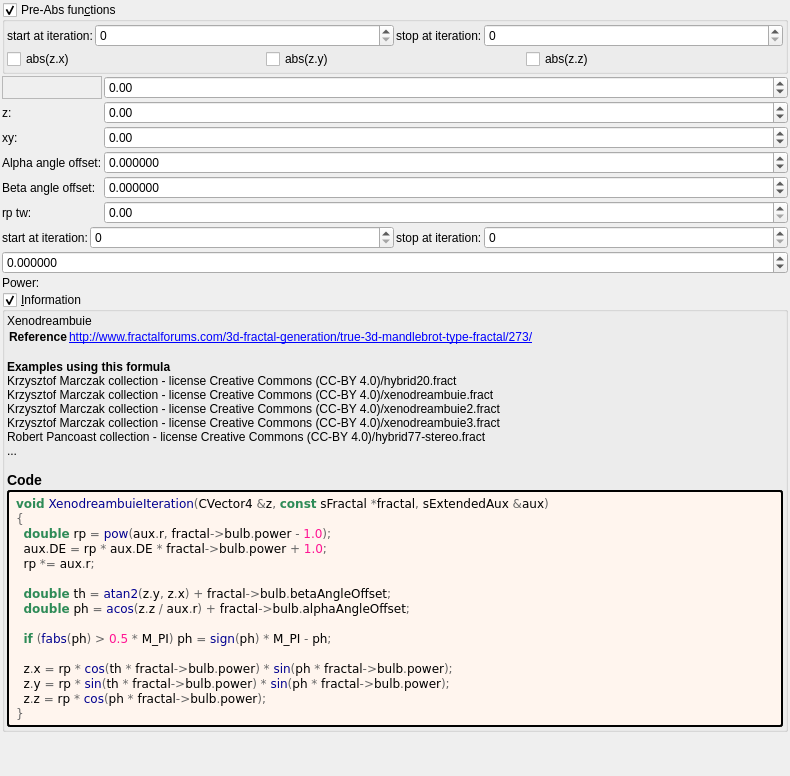
This is mandelbulber2/formula/ui/xenodreambuie_v3.ui in buddhi1980/mandelbulber2 as Qt 5 draws it before an edit. The edited form follows.
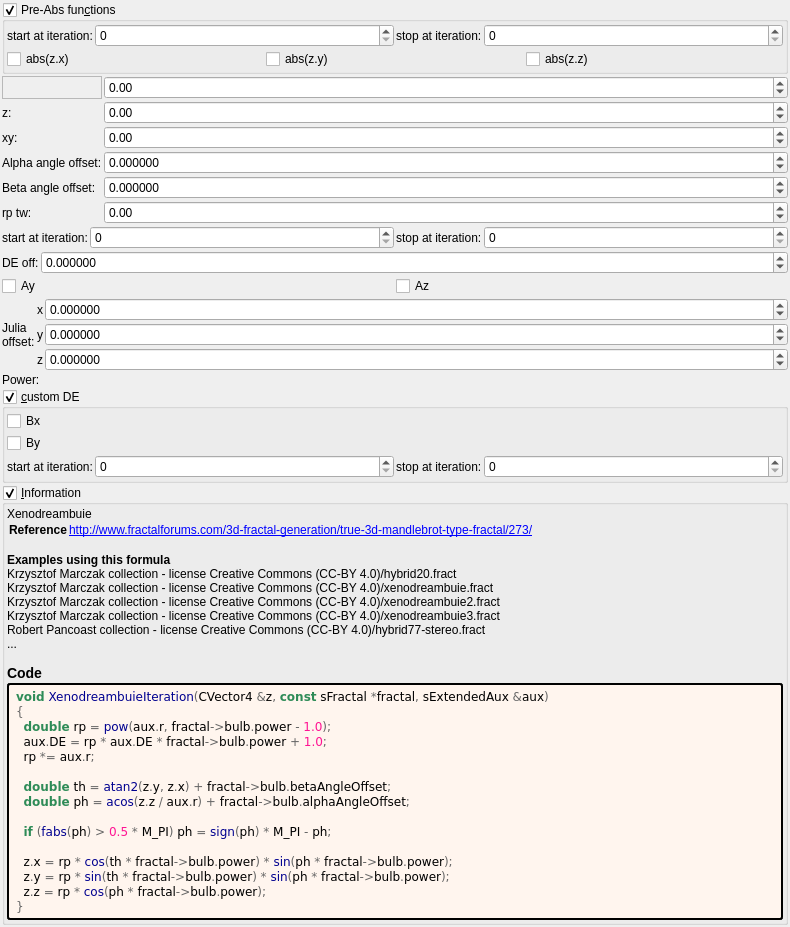
This is the edited form. Custom widgets are drawn as their Qt base class.

Diff of the .ui file:
```diff
--- a/mandelbulber2/formula/ui/xenodreambuie_v3.ui
+++ b/mandelbulber2/formula/ui/xenodreambuie_v3.ui
@@ -7,7 +7,7 @@
     <x>0</x>
     <y>0</y>
     <width>790</width>
-    <height>776</height>
+    <height>863</height>
    </rect>
   </property>
   <property name="windowTitle">
@@ -210,10 +210,10 @@
         <number>2</number>
        </property>
        <property name="minimum">
-        <double>0.000000000000000</double>
+        <double>-99.989999999999995</double>
        </property>
        <property name="maximum">
-        <double>1000.000000000000000</double>
+        <double>99.989999999999995</double>
        </property>
        <property name="singleStep">
         <double>0.100000000000000</double>
@@ -402,32 +402,181 @@
     </layout>
    </item>
    <item>
-    <widget class="MyDoubleSpinBox" name="spinbox_analyticDE_offset_1">
-     <property name="sizePolicy">
-      <sizepolicy hsizetype="Minimum" vsizetype="Maximum">
-       <horstretch>0</horstretch>
-       <verstretch>0</verstretch>
-      </sizepolicy>
+    <layout class="QHBoxLayout" name="horizontalLayout_23" stretch="0,1">
+     <item>
+      <widget class="QLabel" name="label_14">
+       <property name="text">
+        <string>DE off:</string>
+       </property>
+      </widget>
+     </item>
+     <item>
+      <widget class="MyDoubleSpinBox" name="spinbox_analyticDE_offset_1">
+       <property name="sizePolicy">
+        <sizepolicy hsizetype="Minimum" vsizetype="Maximum">
+         <horstretch>0</horstretch>
+         <verstretch>0</verstretch>
+        </sizepolicy>
+       </property>
+       <property name="prefix">
+        <string/>
+       </property>
+       <property name="suffix">
+        <string/>
+       </property>
+       <property name="decimals">
+        <number>6</number>
+       </property>
+       <property name="minimum">
+        <double>-99.989999999999995</double>
+       </property>
+       <property name="maximum">
+        <double>99.989999999999995</double>
+       </property>
+       <property name="singleStep">
+        <double>0.100000000000000</double>
+       </property>
+      </widget>
+     </item>
+    </layout>
+   </item>
+   <item>
+    <layout class="QHBoxLayout" name="horizontalLayout_24" stretch="0,0">
+     <item>
+      <widget class="MyCheckBox" name="checkBox_transf_function_enabledAy_false">
+       <property name="text">
+        <string notr="true">Ay</string>
+       </property>
+      </widget>
+     </item>
+     <item>
+      <widget class="MyCheckBox" name="checkBox_transf_function_enabledAz_false">
+       <property name="text">
+        <string notr="true">Az</string>
+       </property>
+      </widget>
+     </item>
+    </layout>
+   </item>
+   <item>
+    <layout class="QGridLayout" name="gridLayout_14" columnstretch="0,0,1">
+     <property name="spacing">
+      <number>2</number>
      </property>
-     <property name="prefix">
-      <string/>
-     </property>
-     <property name="suffix">
-      <string/>
-     </property>
-     <property name="decimals">
-      <number>6</number>
-     </property>
-     <property name="minimum">
-      <double>-99.989999999999995</double>
-     </property>
-     <property name="maximum">
-      <double>99.989999999999995</double>
-     </property>
-     <property name="singleStep">
-      <double>0.100000000000000</double>
-     </property>
-    </widget>
+     <item row="2" column="2">
+      <widget class="MyDoubleSpinBox" name="spinbox3_transf_offset_000_z">
+       <property name="sizePolicy">
+        <sizepolicy hsizetype="Minimum" vsizetype="Maximum">
+         <horstretch>0</horstretch>
+         <verstretch>0</verstretch>
+        </sizepolicy>
+       </property>
+       <property name="prefix">
+        <string/>
+       </property>
+       <property name="suffix">
+        <string/>
+       </property>
+       <property name="decimals">
+        <number>6</number>
+       </property>
+       <property name="minimum">
+        <double>-99.989999999999995</double>
+       </property>
+       <property name="maximum">
+        <double>99.989999999999995</double>
+       </property>
+       <property name="singleStep">
+        <double>0.100000000000000</double>
+       </property>
+      </widget>
+     </item>
+     <item row="1" column="2">
+      <widget class="MyDoubleSpinBox" name="spinbox3_transf_offset_000_y">
+       <property name="sizePolicy">
+        <sizepolicy hsizetype="Minimum" vsizetype="Maximum">
+         <horstretch>0</horstretch>
+         <verstretch>0</verstretch>
+        </sizepolicy>
+       </property>
+       <property name="prefix">
+        <string/>
+       </property>
+       <property name="suffix">
+        <string/>
+       </property>
+       <property name="decimals">
+        <number>6</number>
+       </property>
+       <property name="minimum">
+        <double>-99.989999999999995</double>
+       </property>
+       <property name="maximum">
+        <double>99.989999999999995</double>
+       </property>
+       <property name="singleStep">
+        <double>0.100000000000000</double>
+       </property>
+      </widget>
+     </item>
+     <item row="0" column="2">
+      <widget class="MyDoubleSpinBox" name="spinbox3_transf_offset_000_x">
+       <property name="sizePolicy">
+        <sizepolicy hsizetype="Minimum" vsizetype="Maximum">
+         <horstretch>0</horstretch>
+         <verstretch>0</verstretch>
+        </sizepolicy>
+       </property>
+       <property name="prefix">
+        <string/>
+       </property>
+       <property name="suffix">
+        <string/>
+       </property>
+       <property name="decimals">
+        <number>6</number>
+       </property>
+       <property name="minimum">
+        <double>-99.989999999999995</double>
+       </property>
+       <property name="maximum">
+        <double>99.989999999999995</double>
+       </property>
+       <property name="singleStep">
+        <double>0.100000000000000</double>
+       </property>
+      </widget>
+     </item>
+     <item row="0" column="1">
+      <widget class="QLabel" name="label_114">
+       <property name="text">
+        <string notr="true">x</string>
+       </property>
+      </widget>
+     </item>
+     <item row="1" column="1">
+      <widget class="QLabel" name="label_120">
+       <property name="text">
+        <string notr="true">y</string>
+       </property>
+      </widget>
+     </item>
+     <item row="2" column="1">
+      <widget class="QLabel" name="label_121">
+       <property name="text">
+        <string notr="true">z</string>
+       </property>
+      </widget>
+     </item>
+     <item row="0" column="0" rowspan="3">
+      <widget class="QLabel" name="label_263">
+       <property name="text">
+        <string>Julia
+offset:</string>
+       </property>
+      </widget>
+     </item>
+    </layout>
    </item>
    <item>
     <widget class="QLabel" name="label_12">
@@ -436,6 +585,97 @@
      </property>
     </widget>
    </item>
+   <item>
+    <widget class="MyGroupBox" name="groupCheck_transf_function_enabledC_false">
+     <property name="title">
+      <string>&amp;custom DE</string>
+     </property>
+     <property name="checkable">
+      <bool>true</bool>
+     </property>
+     <layout class="QVBoxLayout" name="verticalLayout_11" stretch="0,0,0">
+      <property name="spacing">
+       <number>2</number>
+      </property>
+      <property name="leftMargin">
+       <number>2</number>
+      </property>
+      <property name="topMargin">
+       <number>2</number>
+      </property>
+      <property name="rightMargin">
+       <number>2</number>
+      </property>
+      <property name="bottomMargin">
+       <number>2</number>
+      </property>
+      <item>
+       <widget class="MyCheckBox" name="checkBox_transf_function_enabledBx_false">
+        <property name="text">
+         <string notr="true">Bx</string>
+        </property>
+       </widget>
+      </item>
+      <item>
+       <widget class="MyCheckBox" name="checkBox_transf_function_enabledBy_false">
+        <property name="text">
+         <string notr="true">By</string>
+        </property>
+       </widget>
+      </item>
+      <item>
+       <layout class="QHBoxLayout" name="horizontalLayout_3" stretch="0,1,0,1">
+        <item>
+         <widget class="QLabel" name="label_76">
+          <property name="text">
+           <string>start at iteration:</string>
+          </property>
+         </widget>
+        </item>
+        <item>
+         <widget class="MySpinBox" name="spinboxInt_transf_start_iterations_C">
+          <property name="sizePolicy">
+           <sizepolicy hsizetype="Minimum" vsizetype="Maximum">
+            <horstretch>0</horstretch>
+            <verstretch>0</verstretch>
+           </sizepolicy>
+          </property>
+          <property name="minimum">
+           <number>0</number>
+          </property>
+          <property name="maximum">
+           <number>999</number>
+          </property>
+          <property name="value">
+           <number>0</number>
+          </property>
+         </widget>
+        </item>
+        <item>
+         <widget class="QLabel" name="label_60">
+          <property name="text">
+           <string>stop at iteration:</string>
+          </property>
+         </widget>
+        </item>
+        <item>
+         <widget class="MySpinBox" name="spinboxInt_transf_stop_iterations_C">
+          <property name="sizePolicy">
+           <sizepolicy hsizetype="Preferred" vsizetype="Maximum">
+            <horstretch>0</horstretch>
+            <verstretch>0</verstretch>
+           </sizepolicy>
+          </property>
+          <property name="maximum">
+           <number>999</number>
+          </property>
+         </widget>
+        </item>
+       </layout>
+      </item>
+     </layout>
+    </widget>
+   </item>
    <item>
     <widget class="MyGroupBox" name="groupCheck_info">
      <property name="title">
```
